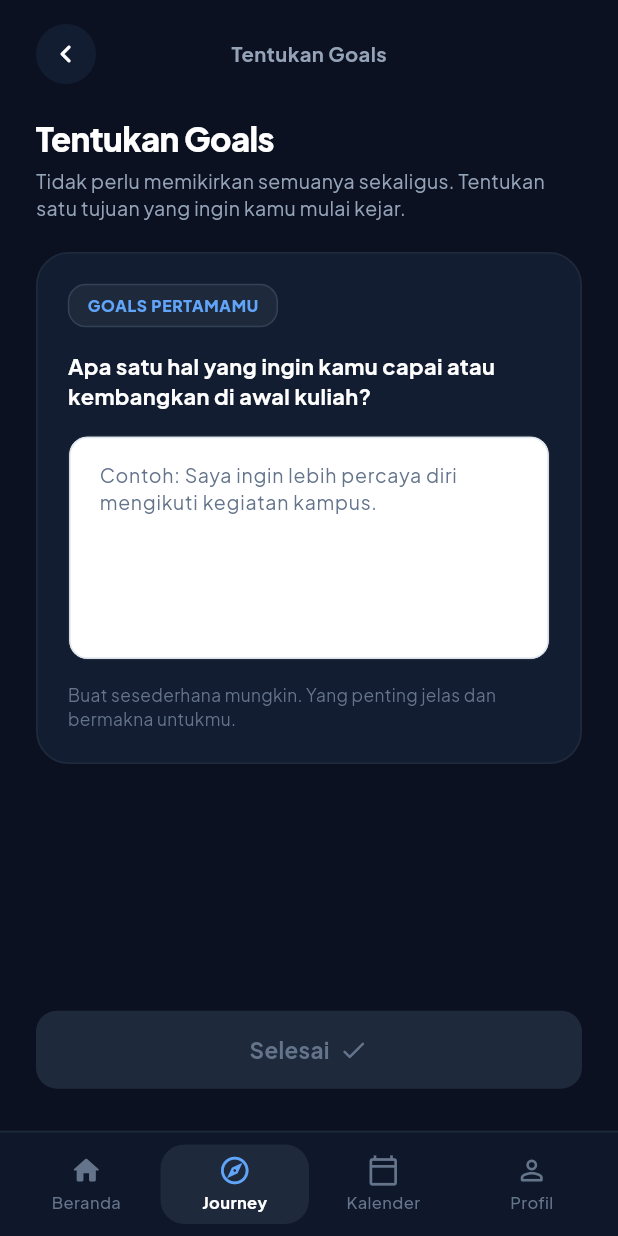
After one commit to sugmamewingss/mavigate, a Flutter app: the GoalsMissionScreen screen opened directly, on a phone screen of 412 x 824 dp. The commit adds this screen. Run offline on Flutter 3.47's test engine with Material 3 defaults, Android fonts, the phone set to English and light mode, and no system bars; our stand-ins replace google_fonts.

Commit message:
feat: implement Goals sub-journey mission and 100% complete Journey dashboard state

```diff
--- /dev/null
+++ b/lib/screens/journey/goals_mission_screen.dart
@@ -0,0 +1,307 @@
+import 'package:flutter/material.dart';
+import '../../core/theme/app_colors.dart';
+import '../../widgets/dialogs/sub_journey_completion_dialog.dart';
+import '../../widgets/navigation/custom_bottom_nav_bar.dart';
+
+class GoalsMissionScreen extends StatefulWidget {
+  final VoidCallback? onMissionCompleted;
+
+  const GoalsMissionScreen({
+    super.key,
+    this.onMissionCompleted,
+  });
+
+  @override
+  State<GoalsMissionScreen> createState() => _GoalsMissionScreenState();
+}
+
+class _GoalsMissionScreenState extends State<GoalsMissionScreen> {
+  final TextEditingController _goalsController = TextEditingController();
+
+  @override
+  void initState() {
+    super.initState();
+    _goalsController.addListener(() {
+      setState(() {});
+    });
+  }
+
+  @override
+  void dispose() {
+    _goalsController.dispose();
+    super.dispose();
+  }
+
+  bool get _isFormValid => _goalsController.text.trim().isNotEmpty;
+
+  void _handleFinish() async {
+    if (!_isFormValid) {
+      ScaffoldMessenger.of(context).showSnackBar(
+        SnackBar(
+          content: const Text('Silakan tuliskan satu target atau goal pertamamu!'),
+          behavior: SnackBarBehavior.floating,
+          shape: RoundedRectangleBorder(borderRadius: BorderRadius.circular(10)),
+          backgroundColor: const Color(0xFFEF4444),
+        ),
+      );
+      return;
+    }
+
+    final confirmed = await SubJourneyCompletionDialog.show(
+      context,
+      title: 'Sub-Journey 1.3 selesai! 🎉',
+      description:
+          'Target pertamamu sudah tersimpan. Sekarang kamu punya arah yang lebih jelas untuk memulai perkuliahan!',
+      buttonText: 'Lanjutkan →',
+      mascotAsset: 'assets/images/Pose 16.png',
+    );
+
+    if (confirmed == true && mounted) {
+      widget.onMissionCompleted?.call();
+      Navigator.of(context).pop(true);
+    }
+  }
+
+  @override
+  Widget build(BuildContext context) {
+    return Scaffold(
+      backgroundColor: AppColors.backgroundDark,
+      body: SafeArea(
+        bottom: false,
+        child: Center(
+          child: ConstrainedBox(
+            constraints: const BoxConstraints(maxWidth: 440),
+            child: Padding(
+              padding: const EdgeInsets.symmetric(horizontal: 24.0, vertical: 16.0),
+              child: Column(
+                crossAxisAlignment: CrossAxisAlignment.start,
+                children: [
+                  // 1. Top Bar: Back Button & Title "Tentukan Goals"
+                  Row(
+                    mainAxisAlignment: MainAxisAlignment.spaceBetween,
+                    children: [
+                      GestureDetector(
+                        onTap: () => Navigator.of(context).pop(false),
+                        child: Container(
+                          width: 40,
+                          height: 40,
+                          decoration: const BoxDecoration(
+                            color: AppColors.surfaceDark,
+                            shape: BoxShape.circle,
+                          ),
+                          child: const Center(
+                            child: Icon(
+                              Icons.chevron_left_rounded,
+                              color: Colors.white,
+                              size: 24,
+                            ),
+                          ),
+                        ),
+                      ),
+
+                      const Text(
+                        'Tentukan Goals',
+                        style: TextStyle(
+                          fontSize: 13.5,
+                          fontWeight: FontWeight.w700,
+                          color: Color(0xFF94A3B8),
+                        ),
+                      ),
+
+                      const SizedBox(width: 40), // Balanced spacing
+                    ],
+                  ),
+
+                  const SizedBox(height: 20),
+
+                  // 2. Headline & Subtitle
+                  const Text(
+                    'Tentukan Goals',
+                    style: TextStyle(
+                      fontSize: 22,
+                      fontWeight: FontWeight.w800,
+                      color: Colors.white,
+                      letterSpacing: -0.4,
+                    ),
+                  ),
+
+                  const SizedBox(height: 4),
+
+                  const Text(
+                    'Tidak perlu memikirkan semuanya sekaligus. Tentukan satu tujuan yang ingin kamu mulai kejar.',
+                    style: TextStyle(
+                      fontSize: 13,
+                      fontWeight: FontWeight.w400,
+                      color: AppColors.textSecondaryDark,
+                      height: 1.4,
+                    ),
+                  ),
+
+                  const SizedBox(height: 20),
+
+                  // 3. Form Card ("GOALS PERTAMAMU")
+                  Expanded(
+                    child: SingleChildScrollView(
+                      physics: const BouncingScrollPhysics(),
+                      child: Container(
+                        width: double.infinity,
+                        padding: const EdgeInsets.all(20),
+                        decoration: BoxDecoration(
+                          color: AppColors.surfaceDark,
+                          borderRadius: BorderRadius.circular(22),
+                          border: Border.all(
+                            color: AppColors.borderDark,
+                            width: 1.2,
+                          ),
+                        ),
+                        child: Column(
+                          crossAxisAlignment: CrossAxisAlignment.start,
+                          children: [
+                            // Tag: "GOALS PERTAMAMU"
+                            Container(
+                              padding: const EdgeInsets.symmetric(
+                                horizontal: 12,
+                                vertical: 6,
+                              ),
+                              decoration: BoxDecoration(
+                                color: const Color(0xFF1E293B),
+                                borderRadius: BorderRadius.circular(12),
+                                border: Border.all(
+                                  color: const Color(0xFF334155),
+                                  width: 1,
+                                ),
+                              ),
+                              child: const Text(
+                                'GOALS PERTAMAMU',
+                                style: TextStyle(
+                                  fontSize: 10.5,
+                                  fontWeight: FontWeight.w800,
+                                  color: Color(0xFF60A5FA),
+                                  letterSpacing: 0.5,
+                                ),
+                              ),
+                            ),
+
+                            const SizedBox(height: 16),
+
+                            // Question Title
+                            const Text(
+                              'Apa satu hal yang ingin kamu capai atau kembangkan di awal kuliah?',
+                              style: TextStyle(
+                                fontSize: 14.5,
+                                fontWeight: FontWeight.w700,
+                                color: Colors.white,
+                                height: 1.35,
+                              ),
+                            ),
+
+                            const SizedBox(height: 16),
+
+                            // Multi-line Text Input Container
+                            Container(
+                              width: double.infinity,
+                              height: 150,
+                              decoration: BoxDecoration(
+                                color: const Color(0xFF0F172A),
+                                borderRadius: BorderRadius.circular(14),
+                                border: Border.all(
+                                  color: const Color(0xFF1E293B),
+                                  width: 1,
+                                ),
+                              ),
+                              child: TextField(
+                                controller: _goalsController,
+                                maxLines: null,
+                                expands: true,
+                                textAlignVertical: TextAlignVertical.top,
+                                style: const TextStyle(
+                                  color: Colors.white,
+                                  fontSize: 14,
+                                  height: 1.4,
+                                ),
+                                decoration: const InputDecoration(
+                                  hintText:
+                                      'Contoh: Saya ingin lebih percaya diri mengikuti kegiatan kampus.',
+                                  hintStyle: TextStyle(
+                                    color: Color(0xFF64748B),
+                                    fontSize: 13,
+                                    height: 1.4,
+                                  ),
+                                  border: InputBorder.none,
+                                  contentPadding: EdgeInsets.all(16),
+                                ),
+                              ),
+                            ),
+
+                            const SizedBox(height: 16),
+
+                            // Card Footer Note
+                            const Text(
+                              'Buat sesederhana mungkin. Yang penting jelas dan bermakna untukmu.',
+                              style: TextStyle(
+                                fontSize: 11.5,
+                                color: Color(0xFF64748B),
+                                height: 1.35,
+                              ),
+                            ),
+                          ],
+                        ),
+                      ),
+                    ),
+                  ),
+
+                  const SizedBox(height: 16),
+
+                  // 4. Bottom Button: "Selesai ✓"
+                  SizedBox(
+                    width: double.infinity,
+                    height: 52,
+                    child: ElevatedButton(
+                      onPressed: _isFormValid ? _handleFinish : null,
+                      style: ElevatedButton.styleFrom(
+                        backgroundColor: _isFormValid
+                            ? const Color(0xFF10B981)
+                            : const Color(0xFF1E293B),
+                        foregroundColor: _isFormValid
+                            ? Colors.white
+                            : const Color(0xFF64748B),
+                        disabledBackgroundColor: const Color(0xFF1E293B),
+                        disabledForegroundColor: const Color(0xFF64748B),
+                        elevation: 0,
+                        shape: RoundedRectangleBorder(
+                          borderRadius: BorderRadius.circular(14),
+                        ),
+                      ),
+                      child: const Row(
+                        mainAxisAlignment: MainAxisAlignment.center,
+                        children: [
+                          Text(
+                            'Selesai',
+                            style: TextStyle(
+                              fontSize: 15,
+                              fontWeight: FontWeight.w700,
+                            ),
+                          ),
+                          SizedBox(width: 6),
+                          Icon(Icons.check_rounded, size: 20),
+                        ],
+                      ),
+                    ),
+                  ),
+
+                  const SizedBox(height: 12),
+                ],
+              ),
+            ),
+          ),
+        ),
+      ),
+      bottomNavigationBar: CustomBottomNavBar(
+        currentIndex: 1, // Active at Journey tab
+        onTabSelected: (index) {
+          Navigator.of(context).pop();
+        },
+      ),
+    );
+  }
+}
--- a/lib/screens/journey/journey_screen.dart
+++ b/lib/screens/journey/journey_screen.dart
@@ -5,6 +5,7 @@ import '../../widgets/cards/journey_focus_card.dart';
 import '../../widgets/cards/journey_hero_card.dart';
 import '../../widgets/cards/sub_journey_card.dart';
 import 'calender_mission_screen.dart';
+import 'goals_mission_screen.dart';
 import 'sub_journey_mission_screen.dart';
 
 class JourneyScreen extends StatefulWidget {
@@ -112,6 +113,23 @@ class _JourneyScreenState extends State<JourneyScreen> {
 
       if (result == true && mounted) {
         _markMissionCompleted('calender');
+      }
+      return;
+    }
+
+    if (item.id == 'goals') {
+      final result = await Navigator.of(context).push<bool>(
+        MaterialPageRoute(
+          builder: (context) => GoalsMissionScreen(
+            onMissionCompleted: () {
+              _markMissionCompleted('goals');
+            },
+          ),
+        ),
+      );
+
+      if (result == true && mounted) {
+        _markMissionCompleted('goals');
       }
       return;
     }
--- a/lib/widgets/cards/sub_journey_card.dart
+++ b/lib/widgets/cards/sub_journey_card.dart
@@ -28,7 +28,7 @@ class SubJourneyCard extends StatelessWidget {
       iconCircleBg = const Color(0xFF064E3B);
       iconColor = const Color(0xFF10B981);
       statusIcon = Icons.check_rounded;
-      statusBadgeText = 'COMPLETED';
+      statusBadgeText = 'SELESAI';
       statusBadgeColor = const Color(0xFF10B981);
     } else if (isActive) {
       iconCircleBg = const Color(0xFF1E2A44);
```
Also changed, not shown: lib/widgets/cards/journey_focus_card.dart (+111 -29 lines), lib/widgets/cards/journey_hero_card.dart (+32 -13 lines), 1 other file.
